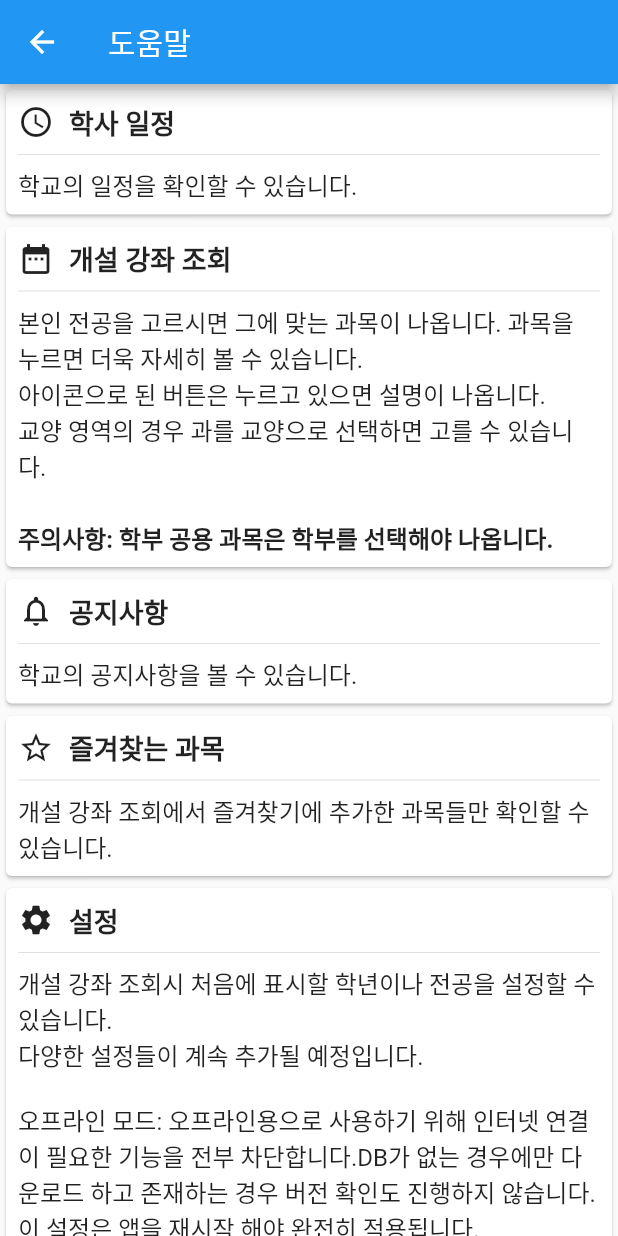
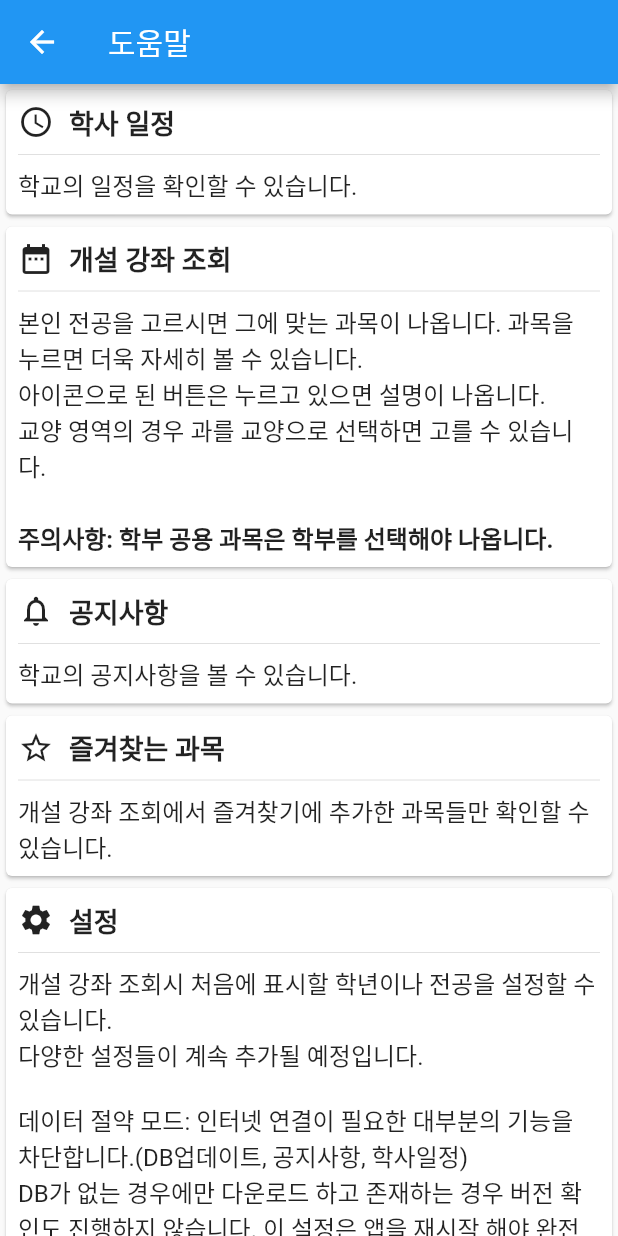
Before and after one commit to sun30812/suwon_mate, a Flutter app: the HelpPage screen opened by its route, on a phone screen of 412 x 824 dp. Run offline on Flutter 3.47's test engine with Material 2 defaults, Android fonts, the phone set to English and light mode, and no system bars; our stand-ins replace firebase_core, firebase_database, package_info_plus, shared_preferences; accounts and stored records are empty.

Commit message:
일부 개선 작업 * 오프라인 모드 명칭 변경(데이터 절약 모드로) * 최신 앱 버전에 대한 정보 가져오기 지원 * 이제 디버그 설정은 숨겨지는게 기본값 입니다. * readme 수정

```diff
--- a/lib/help.dart
+++ b/lib/help.dart
@@ -62,7 +62,7 @@ class HelpPage extends StatelessWidget {
               detail: const Text(
                 '개설 강좌 조회시 처음에 표시할 학년이나 전공을 설정할 수 있습니다.\n'
                 '다양한 설정들이 계속 추가될 예정입니다.\n'
-                '\n오프라인 모드: 오프라인용으로 사용하기 위해 인터넷 연결이 필요한 기능을 전부 차단합니다.'
+                '\n데이터 절약 모드: 인터넷 연결이 필요한 대부분의 기능을 차단합니다.(DB업데이트, 공지사항, 학사일정)\n'
                 'DB가 없는 경우에만 다운로드 하고 존재하는 경우 버전 확인도 진행하지 않습니다. 이 설정은 앱을 재시작 해야 완전히 적용됩니다.',
                 style: TextStyle(fontSize: 16.0),
               )),
--- a/lib/settings.dart
+++ b/lib/settings.dart
@@ -1,4 +1,5 @@
 import 'dart:convert';
+import 'package:firebase_database/firebase_database.dart';
 import 'package:package_info_plus/package_info_plus.dart';
 import 'package:flutter/material.dart';
 import 'package:shared_preferences/shared_preferences.dart';
@@ -18,7 +19,8 @@ class _SettingPageState extends State<SettingPage> {
   String _grade = '1학년';
   bool _isFirst = true;
   bool _isSynced = false;
-  final isDebug = true;
+  late String _version;
+  final isDebug = false;
   late PackageInfo packageInfo;
   late String serverVersion;
   List<DropdownMenuItem<String>> subDropdownList = [];
@@ -27,6 +29,9 @@ class _SettingPageState extends State<SettingPage> {
 
   Future<SharedPreferences> getSettings() async {
     packageInfo = await PackageInfo.fromPlatform();
+    DatabaseReference appVer = FirebaseDatabase.instance.ref('version');
+    Map versionInfo = (await appVer.once()).snapshot.value as Map;
+    _version = versionInfo['app_ver'];
     SharedPreferences _pref = await SharedPreferences.getInstance();
     return _pref;
   }
@@ -154,7 +159,7 @@ class _SettingPageState extends State<SettingPage> {
           future: getSettings(),
           builder: (BuildContext context, AsyncSnapshot snapshot) {
             if (!snapshot.hasData) {
-              return Container();
+              return const Center(child: CircularProgressIndicator.adaptive());
             } else {
               if (_isFirst &&
                   (snapshot.data as SharedPreferences)
@@ -243,7 +248,7 @@ class _SettingPageState extends State<SettingPage> {
                                           context: context,
                                           builder: (BuildContext context) {
                                             return const AlertDialog(
-                                              title: Text('오프라인 모드'),
+                                              title: Text('데이터 절약 모드'),
                                               content: Text(
                                                   '데이터 사용량을 줄이기 위해 일부 기능의 사용을 제한하고, DB 업데이트를 '
                                                   '자동으로 하지 않습니다.'),
@@ -257,7 +262,7 @@ class _SettingPageState extends State<SettingPage> {
                                           child:
                                               Icon(Icons.offline_bolt_outlined),
                                         ),
-                                        Text('오프라인 모드'),
+                                        Text('데이터 절약 모드'),
                                       ],
                                     )),
                                 Switch(
@@ -343,7 +348,8 @@ class _SettingPageState extends State<SettingPage> {
                     title: '버전 정보',
                     detail: Text(
                         '로컬 DB 버전: ${(snapshot.data as SharedPreferences).getString('db_ver') ?? '다운로드 필요'}\n'
-                        '로컬 앱 버전: ${packageInfo.version}'),
+                        '로컬 앱 버전: ${packageInfo.version}\n'
+                        '최신 앱 버전: $_version'),
                   )
                 ],
               );
--- a/pubspec.yaml
+++ b/pubspec.yaml
@@ -15,7 +15,7 @@ publish_to: 'none' # Remove this line if you wish to publish to pub.dev
 # In iOS, build-name is used as CFBundleShortVersionString while build-number used as CFBundleVersion.
 # Read more about iOS versioning at
 # https://developer.apple.com/library/archive/documentation/General/Reference/InfoPlistKeyReference/Articles/CoreFoundationKeys.html
-version: 1.2.1+1
+version: 1.2.4+1
 
 environment:
   sdk: ">=2.15.1 <3.0.0"
```
Also changed, not shown: 1 other file.
